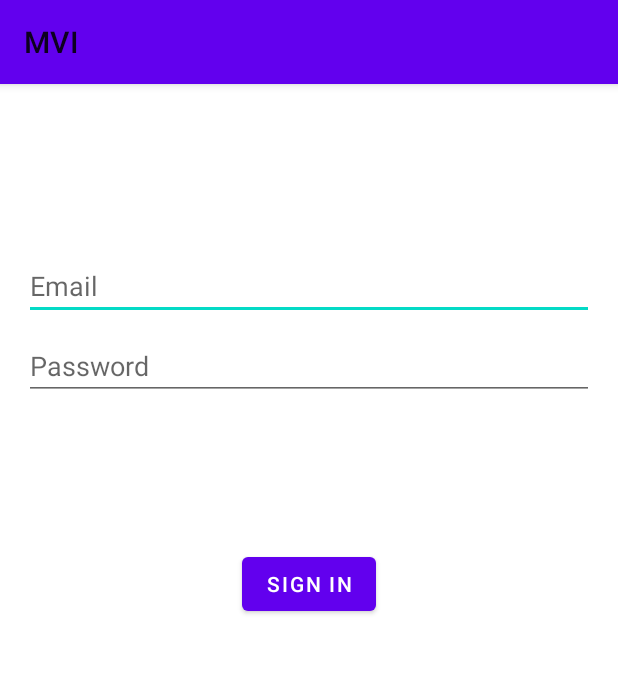
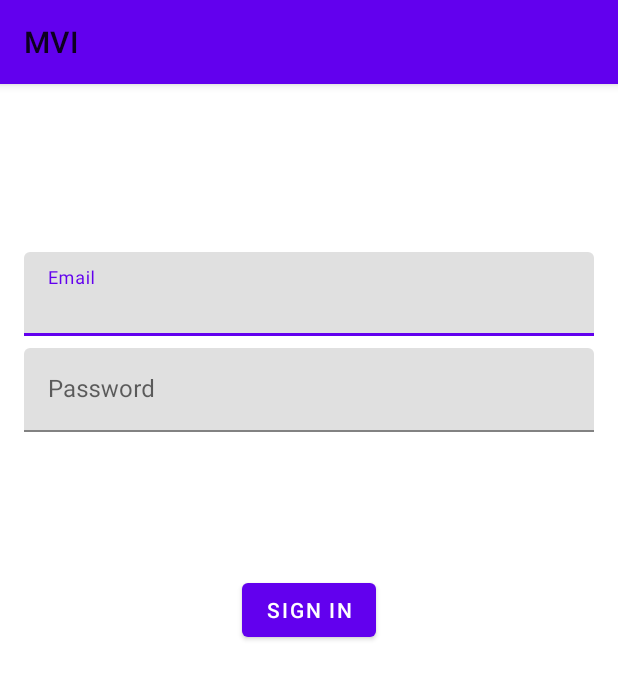
Before and after one commit to muth0mi/MVI-Android, an Android app: the screen it shows after launch (LoginActivity), on a phone screen of 412 x 824 dp. Shown: the top 679 px of the screen. Run offline under Robolectric (Android 15) with nearby library versions, the phone set to English and light mode, and no system bars; our stand-ins replace data binding.

Commit message:
chore: Enhance UI to make errors more visible

```diff
--- a/app/src/main/java/app/mvi/ui/login/LoginActivity.kt
+++ b/app/src/main/java/app/mvi/ui/login/LoginActivity.kt
@@ -34,11 +34,11 @@ class LoginActivity : AppCompatActivity(R.layout.activity_login) {
         /**
          * whenever a UI action occurs, proxy that to the viewModel
          */
-        binding.email.doOnTextChanged { text, _, _, _ ->
+        binding.etEmail.doOnTextChanged { text, _, _, _ ->
             loginViewModel.emailChanged(text?.toString().orEmpty())
         }
 
-        binding.password.doOnTextChanged { text, _, _, _ ->
+        binding.etPassword.doOnTextChanged { text, _, _, _ ->
             loginViewModel.passwordChanged(text?.toString().orEmpty())
         }
 
@@ -46,8 +46,8 @@ class LoginActivity : AppCompatActivity(R.layout.activity_login) {
     }
 
     private fun processViewState(viewState: LoginViewState) {
-//        binding.email.setText(viewState.email)
-//        binding.password.setText(viewState.password)
+//        binding.etEmail.setText(viewState.email)
+//        binding.etPassword.setText(viewState.password)
         binding.loading.visibility = if (viewState.showProgressBar) View.VISIBLE else View.GONE
         binding.email.error = viewState.emailError
         binding.password.error = viewState.passwordError
--- a/app/src/main/res/layout/activity_login.xml
+++ b/app/src/main/res/layout/activity_login.xml
@@ -17,7 +17,8 @@
         android:paddingBottom="@dimen/activity_vertical_margin"
         tools:context=".ui.login.LoginActivity">
 
-        <EditText
+
+        <com.google.android.material.textfield.TextInputLayout
             android:id="@+id/email"
             android:layout_width="0dp"
             android:layout_height="wrap_content"
@@ -27,9 +28,15 @@
             android:selectAllOnFocus="true"
             app:layout_constraintEnd_toEndOf="parent"
             app:layout_constraintStart_toStartOf="parent"
-            app:layout_constraintTop_toTopOf="parent" />
+            app:layout_constraintTop_toTopOf="parent">
 
-        <EditText
+            <com.google.android.material.textfield.TextInputEditText
+                android:id="@+id/etEmail"
+                android:layout_width="match_parent"
+                android:layout_height="match_parent" />
+        </com.google.android.material.textfield.TextInputLayout>
+
+        <com.google.android.material.textfield.TextInputLayout
             android:id="@+id/password"
             android:layout_width="0dp"
             android:layout_height="wrap_content"
@@ -41,7 +48,13 @@
             android:selectAllOnFocus="true"
             app:layout_constraintEnd_toEndOf="parent"
             app:layout_constraintStart_toStartOf="parent"
-            app:layout_constraintTop_toBottomOf="@+id/email" />
+            app:layout_constraintTop_toBottomOf="@+id/email">
+
+            <com.google.android.material.textfield.TextInputEditText
+                android:id="@+id/etPassword"
+                android:layout_width="match_parent"
+                android:layout_height="match_parent" />
+        </com.google.android.material.textfield.TextInputLayout>
 
         <Button
             android:id="@+id/login"
```
